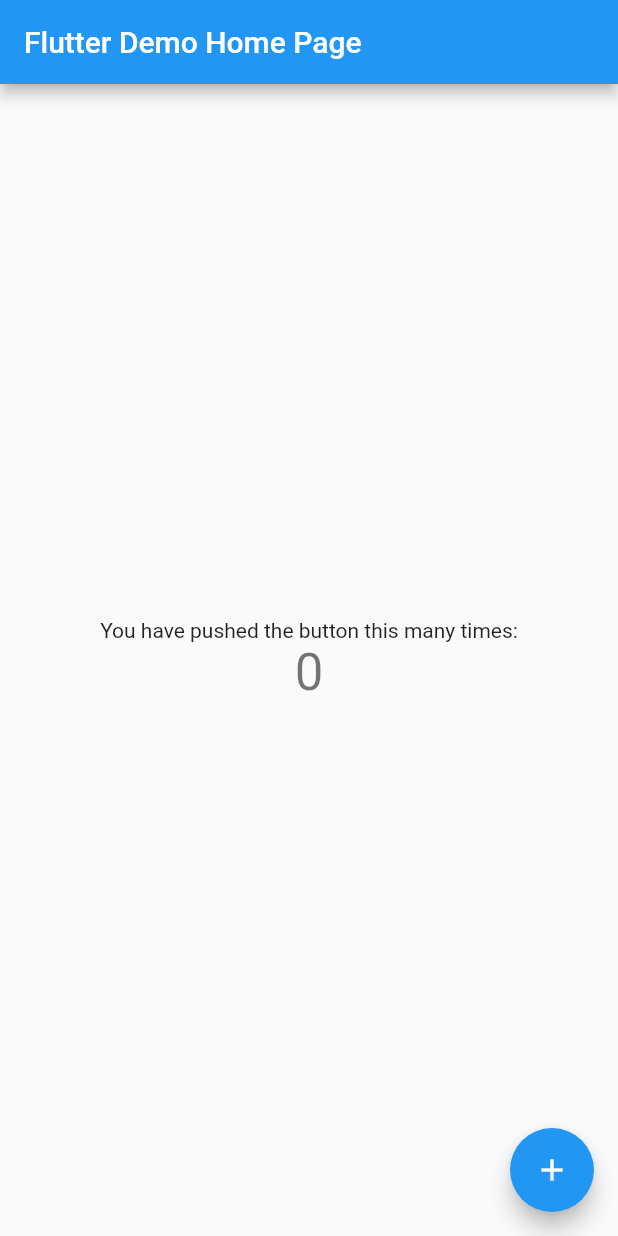
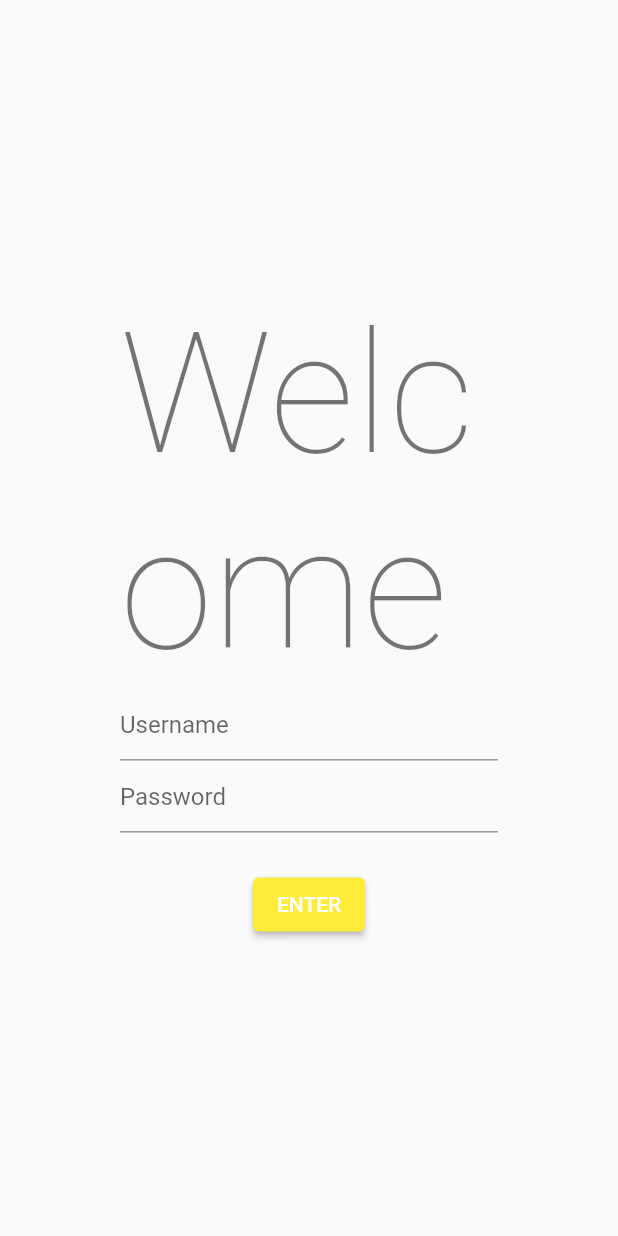
Before and after one commit to kevinhectorngetich/provider_shopper, a Flutter app: the screen it shows after launch, on a phone screen of 412 x 824 dp. Run offline on Flutter 3.47's test engine with Material 2 defaults, Android fonts, the phone set to English and light mode, and no system bars; our stand-ins replace go_router.

Commit message:
version 0.0.1

```diff
--- a/lib/main.dart
+++ b/lib/main.dart
@@ -1,115 +1,70 @@
 import 'package:flutter/material.dart';
+import 'package:go_router/go_router.dart';
+import 'package:provider/provider.dart';
+import 'package:provider_shopper/screens/cart.dart';
+import 'package:provider_shopper/screens/catalog.dart';
+import 'package:provider_shopper/screens/login.dart';
+
+import 'models/cart.dart';
+import 'models/catalog.dart';
 
 void main() {
   runApp(const MyApp());
 }
 
+
+GoRouter router() {
+  return GoRouter(
+    initialLocation: '/login',
+    routes: [
+      GoRoute(
+        path: '/login',
+        builder: (context, state) => const MyLogin(),
+      ),
+      GoRoute(
+        path: '/catalog',
+        builder: (context, state) => const MyCatalog(),
+        routes: [
+          GoRoute(
+            path: 'cart',
+            builder: (context, state) => const MyCart(),
+          ),
+        ],
+      ),
+    ],
+  );
+}
+
 class MyApp extends StatelessWidget {
   const MyApp({super.key});
 
-  // This widget is the root of your application.
   @override
   Widget build(BuildContext context) {
-    return MaterialApp(
+        // Using MultiProvider is convenient when providing multiple objects.
+    return MultiProvider(
+      providers: [
+        // In this sample app, CatalogModel never changes, so a simple Provider
+        // is sufficient.
+        Provider(create: (context) => CatalogModel()),
+        // CartModel is implemented as a ChangeNotifier, which calls for the use
+        // of ChangeNotifierProvider. Moreover, CartModel depends
+        // on CatalogModel, so a ProxyProvider is needed.
+        ChangeNotifierProxyProvider<CatalogModel, CartModel>(
+          create: (context) => CartModel(),
+          update: (context, catalog, cart) {
+            if (cart == null) throw ArgumentError.notNull('cart');
+            cart.catalog = catalog;
+            return cart;
+          },
+        ),
+      ],
+    child: MaterialApp.router(
       title: 'Flutter Demo',
       theme: ThemeData(
-        // This is the theme of your application.
-        //
-        // Try running your application with "flutter run". You'll see the
-        // application has a blue toolbar. Then, without quitting the app, try
-        // changing the primarySwatch below to Colors.green and then invoke
-        // "hot reload" (press "r" in the console where you ran "flutter run",
-        // or simply save your changes to "hot reload" in a Flutter IDE).
-        // Notice that the counter didn't reset back to zero; the application
-        // is not restarted.
         primarySwatch: Colors.blue,
       ),
-      home: const MyHomePage(title: 'Flutter Demo Home Page'),
+      debugShowCheckedModeBanner: false,
+      routerConfig: router(),),
     );
   }
 }
-
-class MyHomePage extends StatefulWidget {
-  const MyHomePage({super.key, required this.title});
-
-  // This widget is the home page of your application. It is stateful, meaning
-  // that it has a State object (defined below) that contains fields that affect
-  // how it looks.
-
-  // This class is the configuration for the state. It holds the values (in this
-  // case the title) provided by the parent (in this case the App widget) and
-  // used by the build method of the State. Fields in a Widget subclass are
-  // always marked "final".
-
-  final String title;
-
-  @override
-  State<MyHomePage> createState() => _MyHomePageState();
-}
-
-class _MyHomePageState extends State<MyHomePage> {
-  int _counter = 0;
-
-  void _incrementCounter() {
-    setState(() {
-      // This call to setState tells the Flutter framework that something has
-      // changed in this State, which causes it to rerun the build method below
-      // so that the display can reflect the updated values. If we changed
-      // _counter without calling setState(), then the build method would not be
-      // called again, and so nothing would appear to happen.
-      _counter++;
-    });
-  }
-
-  @override
-  Widget build(BuildContext context) {
-    // This method is rerun every time setState is called, for instance as done
-    // by the _incrementCounter method above.
-    //
-    // The Flutter framework has been optimized to make rerunning build methods
-    // fast, so that you can just rebuild anything that needs updating rather
-    // than having to individually change instances of widgets.
-    return Scaffold(
-      appBar: AppBar(
-        // Here we take the value from the MyHomePage object that was created by
-        // the App.build method, and use it to set our appbar title.
-        title: Text(widget.title),
-      ),
-      body: Center(
-        // Center is a layout widget. It takes a single child and positions it
-        // in the middle of the parent.
-        child: Column(
-          // Column is also a layout widget. It takes a list of children and
-          // arranges them vertically. By default, it sizes itself to fit its
-          // children horizontally, and tries to be as tall as its parent.
-          //
-          // Invoke "debug painting" (press "p" in the console, choose the
-          // "Toggle Debug Paint" action from the Flutter Inspector in Android
-          // Studio, or the "Toggle Debug Paint" command in Visual Studio Code)
-          // to see the wireframe for each widget.
-          //
-          // Column has various properties to control how it sizes itself and
-          // how it positions its children. Here we use mainAxisAlignment to
-          // center the children vertically; the main axis here is the vertical
-          // axis because Columns are vertical (the cross axis would be
-          // horizontal).
-          mainAxisAlignment: MainAxisAlignment.center,
-          children: <Widget>[
-            const Text(
-              'You have pushed the button this many times:',
-            ),
-            Text(
-              '$_counter',
-              style: Theme.of(context).textTheme.headline4,
-            ),
-          ],
-        ),
-      ),
-      floatingActionButton: FloatingActionButton(
-        onPressed: _incrementCounter,
-        tooltip: 'Increment',
-        child: const Icon(Icons.add),
-      ), // This trailing comma makes auto-formatting nicer for build methods.
-    );
-  }
-}
--- /dev/null
+++ b/lib/models/cart.dart
@@ -0,0 +1,42 @@
+import 'package:flutter/material.dart';
+import 'package:provider_shopper/models/catalog.dart';
+
+class CartModel extends ChangeNotifier {
+  /// The private field backing [catalog].
+  late CatalogModel _catalog;
+
+  /// Internal, private state of the cart. Stores the ids of each item.
+  final List<int> _itemsIds = [];
+
+  /// The current catalog. Used to construct items from numeric ids.
+  CatalogModel get catalog => _catalog;
+
+  set catalog(CatalogModel newCatalog) {
+    _catalog = newCatalog;
+    // Notify listeners, in case the new catalog provides information
+    // different from the previous one. For example, availability of an item
+    // might have changed.
+    notifyListeners();
+  }
+
+  /// List of items in the cart.
+  List<Item> get items => _itemsIds.map((id) => _catalog.getById(id)).toList();
+
+  // The current total price of all items.
+  int get totalPrice =>
+      items.fold(0, (total, current) => total + current.price);
+
+  // Adds [item] to cart. This is the only way to modify the cart from outside.
+  void add(Item item) {
+    _itemsIds.add(item.id);
+    // This line tells [Model] that it should rebuild the widgets that depend on it
+    notifyListeners();
+  }
+
+  void remove(Item item) {
+    _itemsIds.remove(item.id);
+    // Don't forget to tell dependent widgets to rebuild _every time_
+    //you change the model.
+    notifyListeners();
+  }
+}
--- /dev/null
+++ b/lib/models/catalog.dart
@@ -0,0 +1,46 @@
+import 'package:flutter/material.dart';
+
+class CatalogModel {
+  static List<String> itemNames = [
+    'Code Smell',
+    'Control Flow',
+    'Interpreter',
+    'Recursion',
+    'Sprint',
+    'Heisenbug',
+    'Spaghetti',
+    'Hydra Code',
+    'Off-By-One',
+    'Scope',
+    'Callback',
+    'Closure',
+    'Automata',
+    'Bit Shift',
+    'Currying',
+  ];
+
+  /// In this sample, the catalog is infinite, looping over [itemNames].
+  Item getById(int id) => Item(id, itemNames[id % itemNames.length]);
+  /// Get item by its position in the catalog.
+  Item getByPosition(int position) {
+        // In this simplified case, an item's position in the catalog
+    // is also its id.
+    return getById(position);
+  }
+}
+
+@immutable
+class Item {
+  final int id;
+  final String name;
+  final Color color;
+  final int price = 42;
+
+  Item(this.id, this.name) : color = Colors.primaries[id % Colors.primaries.length];
+
+  @override
+  int get hashCode => id;
+
+  @override
+  bool operator ==(Object other) => other is Item && other.id == id;
+}
--- /dev/null
+++ b/lib/screens/login.dart
@@ -0,0 +1,50 @@
+
+import 'package:flutter/material.dart';
+import 'package:go_router/go_router.dart';
+
+class MyLogin extends StatelessWidget {
+  const MyLogin({super.key});
+
+  @override
+  Widget build(BuildContext context) {
+    return Scaffold(
+      body: Center(
+        child: Container(
+          padding: const EdgeInsets.all(80.0),
+          child: Column(
+            mainAxisAlignment: MainAxisAlignment.center,
+            children: [
+              Text(
+                'Welcome',
+                style: Theme.of(context).textTheme.displayLarge,
+              ),
+              TextFormField(
+                decoration: const InputDecoration(
+                  hintText: 'Username',
+                ),
+              ),
+              TextFormField(
+                decoration: const InputDecoration(
+                  hintText: 'Password',
+                ),
+                obscureText: true,
+              ),
+              const SizedBox(
+                height: 24,
+              ),
+              ElevatedButton(
+                onPressed: () {
+                  context.pushReplacement('/catalog');
+                },
+                style: ElevatedButton.styleFrom(
+                  backgroundColor: Colors.yellow,
+                ),
+                child: const Text('ENTER'),
+              )
+            ],
+          ),
+        ),
+      ),
+    );
+  }
+}
--- a/pubspec.yaml
+++ b/pubspec.yaml
@@ -36,6 +36,8 @@ dependencies:
   # The following adds the Cupertino Icons font to your application.
   # Use with the CupertinoIcons class for iOS style icons.
   cupertino_icons: ^1.0.2
+  go_router: ^6.0.1
+  provider: ^6.0.5
 
 dev_dependencies:
   flutter_test:
```
Also changed, not shown: lib/common/theme.dart (added, +14 -0 lines), lib/screens/cart.dart (added, +104 -0 lines), lib/screens/catalog.dart (added, +123 -0 lines), pubspec.lock.
